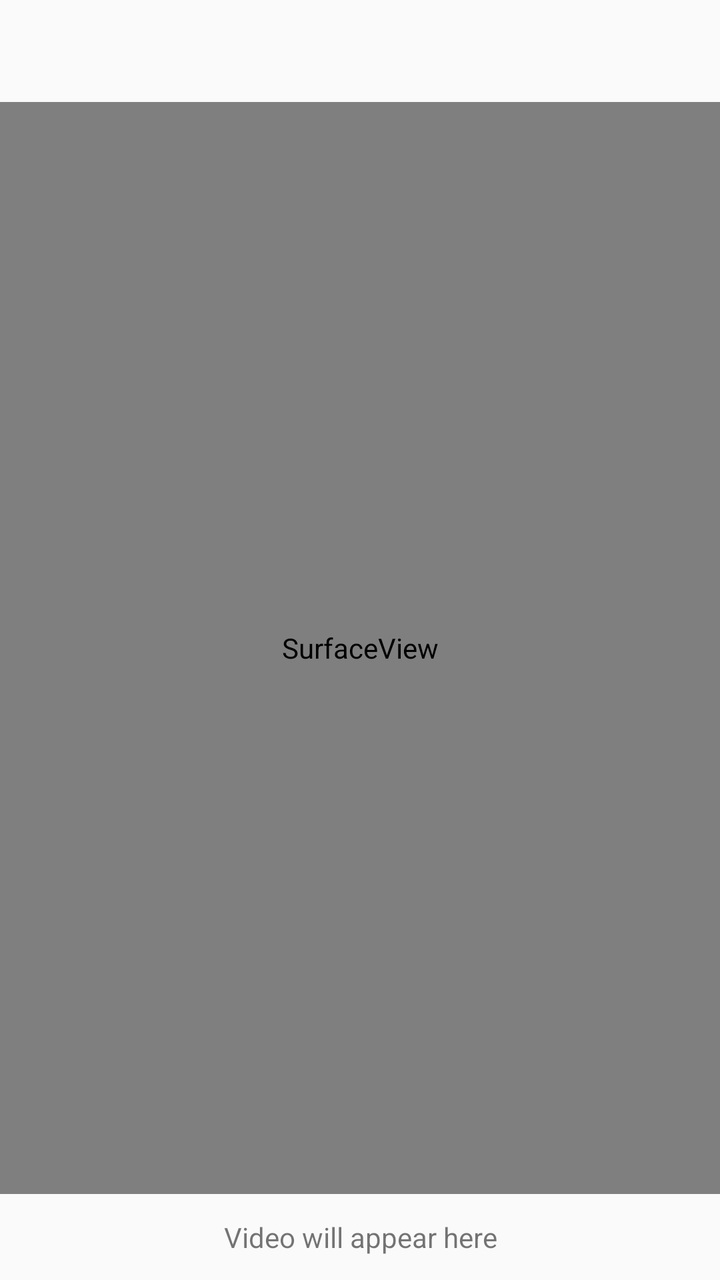
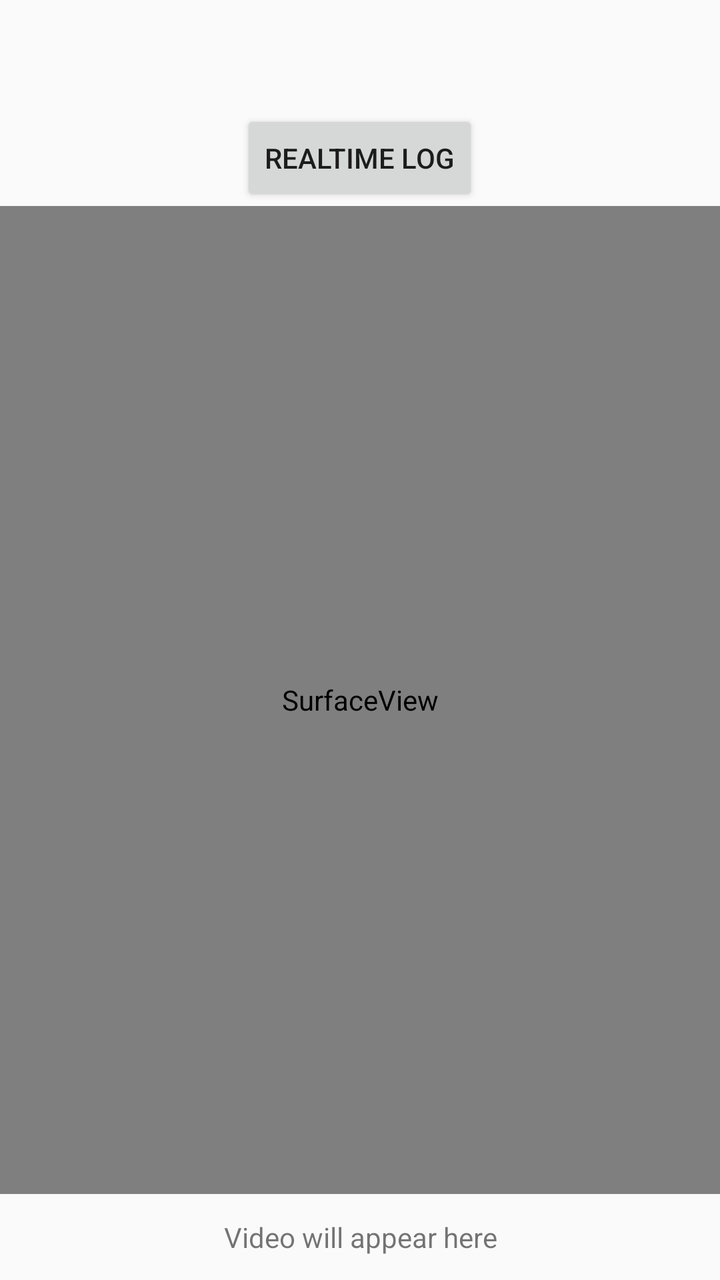

Two renders of the same Android screen: before a commit and after it. Below are the layout's source before the change and the commit's diff.
<!-- AndroidManifest.xml: application theme Theme.TasirinCastReceiver -->
<!-- res/layout/activity_main.xml -->
<?xml version="1.0" encoding="utf-8"?>
<LinearLayout xmlns:android="http://schemas.android.com/apk/res/android"
    android:layout_width="match_parent"
    android:layout_height="match_parent"
    android:orientation="vertical">

    <TextView
        android:id="@+id/tvStatus"
        android:layout_width="match_parent"
        android:layout_height="wrap_content"
        android:padding="16dp"
        android:gravity="center"
        android:textSize="14sp" />

    
    <SurfaceView
        android:id="@+id/surfaceView"
        android:layout_width="match_parent"
        android:layout_height="0dp"
        android:layout_weight="1"
        android:background="#111" />

    <TextView
        android:id="@+id/tvHint"
        android:layout_width="match_parent"
        android:layout_height="wrap_content"
        android:padding="12dp"
        android:gravity="center"
        android:text="@string/hint_video" />
</LinearLayout>
<!-- resources referenced by this layout -->
<resources>
  <string name="hint_video">Video will appear here</string>
  <style name="Theme.TasirinCastReceiver" parent="Theme.AppCompat.DayNight.NoActionBar" />
</resources>

<!-- the commit's change to res/layout/activity_main.xml (unified diff, before → after) -->
@@ -11,6 +11,14 @@
         android:padding="16dp"
         android:gravity="center"
         android:textSize="14sp" />
+
+    <Button
+        android:id="@+id/btnLog"
+        android:layout_width="wrap_content"
+        android:layout_height="wrap_content"
+        android:layout_gravity="center_horizontal"
+        android:layout_marginTop="4dp"
+        android:text="@string/btn_log" />
 
     
     <SurfaceView
<!-- resource entries referenced after the edit -->
@@ -1,5 +1,6 @@
 <!-- resources referenced by this layout -->
 <resources>
+  <string name="btn_log">Realtime Log</string>
   <string name="hint_video">Video will appear here</string>
   <style name="Theme.TasirinCastReceiver" parent="Theme.AppCompat.DayNight.NoActionBar" />
 </resources>
